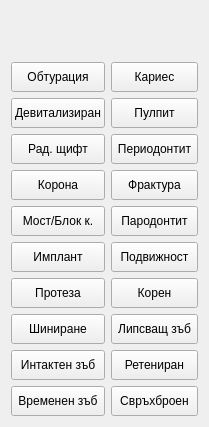
The window that src/View/SubWidgets/ControlPanel.ui (thefinalcutbg/DinoDent) describes before a commit, drawn with Qt 5.
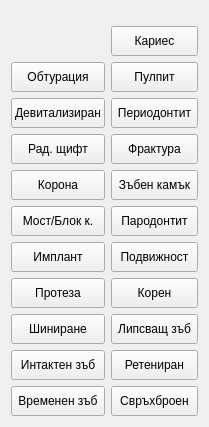
The same window after the commit. Custom widgets are drawn as their Qt base class.

What changed in the file:
```diff
--- a/src/View/SubWidgets/ControlPanel.ui
+++ b/src/View/SubWidgets/ControlPanel.ui
@@ -389,6 +389,19 @@
          </property>
         </widget>
        </item>
+       <item>
+        <widget class="StatusButton" name="Calculus">
+         <property name="minimumSize">
+          <size>
+           <width>0</width>
+           <height>30</height>
+          </size>
+         </property>
+         <property name="text">
+          <string>Зъбен камък</string>
+         </property>
+        </widget>
+       </item>
        <item>
         <widget class="StatusButton" name="Periodontitis">
          <property name="sizePolicy">
```
